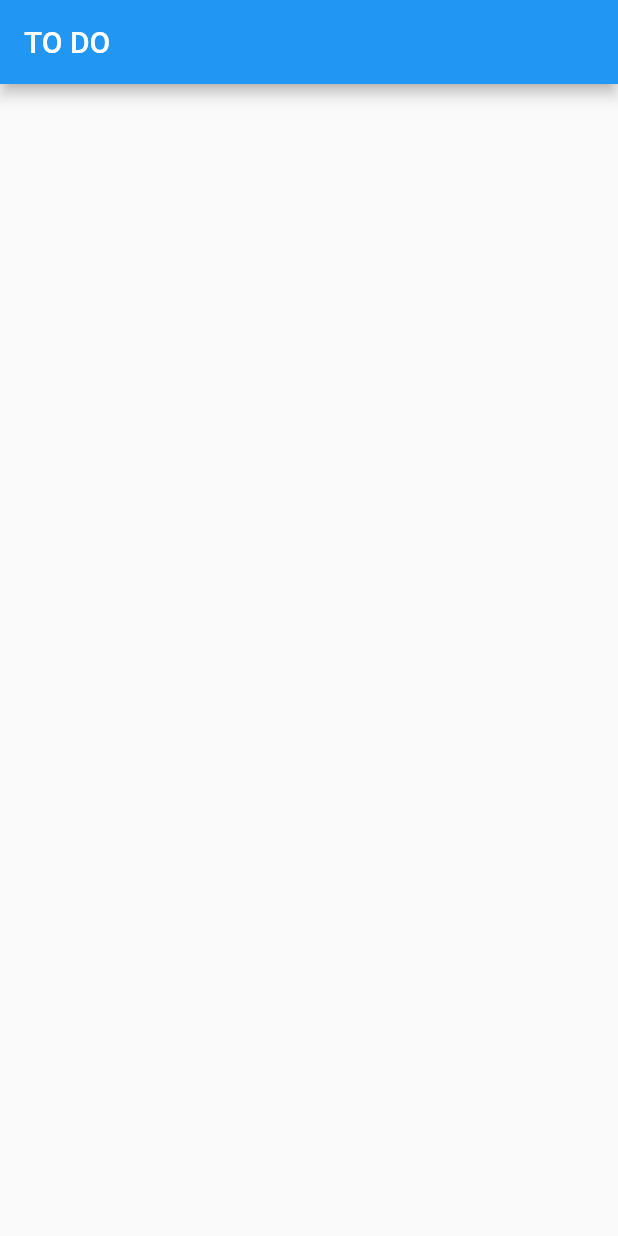
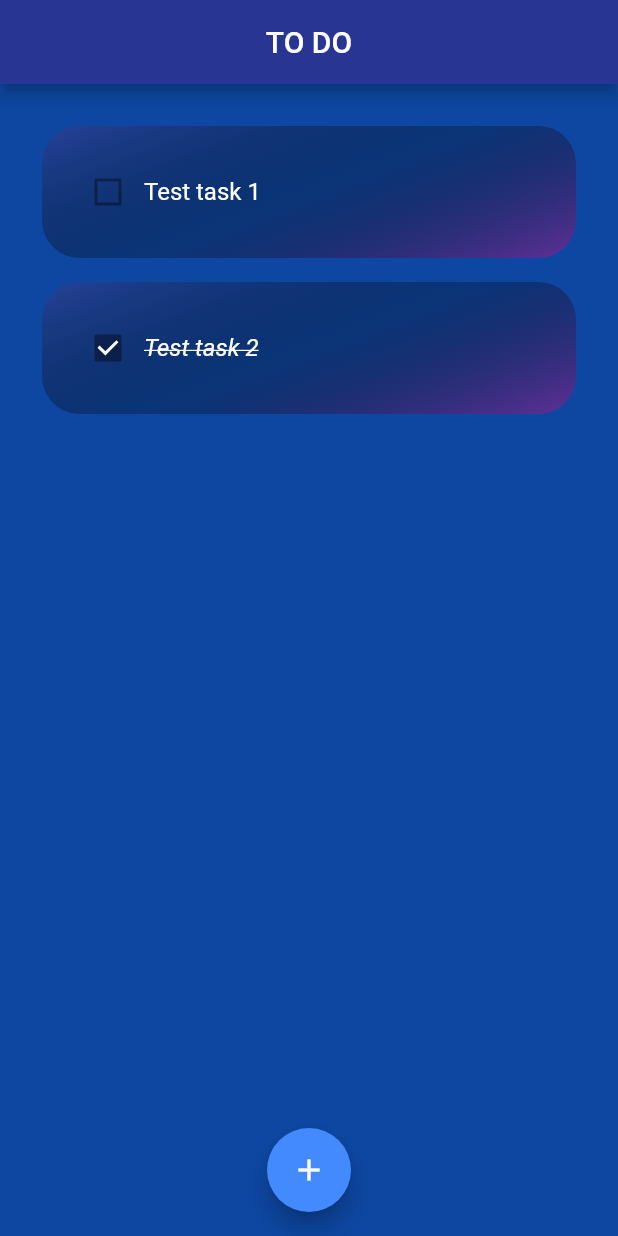
Before and after one commit to kycinski/todo-flutter, a Flutter app: the screen it shows after launch, on a phone screen of 412 x 824 dp. Run offline on Flutter 3.47's test engine with Material 2 defaults, Android fonts, the phone set to English and light mode, and no system bars; drawn by our look-alikes of flutter_slidable.

Commit message:
overall UI commit
Added list tile. Changed dependencies for Slidable widget. Overall design completed. Sample tasks included.

```diff
--- a/lib/home_page.dart
+++ b/lib/home_page.dart
@@ -1,4 +1,6 @@
 import 'package:flutter/material.dart';
+
+import 'package:todo_app/todo_tile.dart';
 
 class HomePage extends StatefulWidget {
   const HomePage({super.key});
@@ -11,9 +13,35 @@ class _HomePageState extends State<HomePage> {
   @override
   Widget build(BuildContext context) {
     return Scaffold(
+      backgroundColor: Colors.blue[900],
       appBar: AppBar(
         title: const Text("TO DO"),
+        centerTitle: true,
+        backgroundColor: Colors.indigo[800],
       ),
+      body: ListView(
+        padding: const EdgeInsets.all(20),
+        children: [
+          ToDoTile(
+            isTaskDone: false,
+            taskTitle: "Test task 1",
+            onChecked: null,
+            deleteTask: null,
+          ),
+          ToDoTile(
+            isTaskDone: true,
+            taskTitle: "Test task 2",
+            onChecked: null,
+            deleteTask: null,
+          ),
+        ],
+      ),
+      floatingActionButton: const FloatingActionButton(
+        backgroundColor: Colors.blueAccent,
+        onPressed: null,
+        child: Icon(Icons.add),
+      ),
+      floatingActionButtonLocation: FloatingActionButtonLocation.centerFloat,
     );
   }
 }
--- a/lib/main.dart
+++ b/lib/main.dart
@@ -15,7 +15,7 @@ class MyApp extends StatelessWidget {
     return MaterialApp(
       title: 'TO DO',
       theme: ThemeData(
-        primarySwatch: Colors.blue,
+        primarySwatch: Colors.indigo,
       ),
       home: const HomePage(),
     );
--- /dev/null
+++ b/lib/todo_tile.dart
@@ -0,0 +1,73 @@
+import 'package:flutter/material.dart';
+import 'package:flutter_slidable/flutter_slidable.dart';
+
+class ToDoTile extends StatelessWidget {
+  final String taskTitle;
+  final bool isTaskDone;
+
+  Function(bool?)? onChecked;
+  Function(BuildContext)? deleteTask;
+
+  ToDoTile({
+    super.key,
+    required this.taskTitle,
+    required this.isTaskDone,
+    required this.onChecked,
+    required this.deleteTask,
+  });
+
+  @override
+  Widget build(BuildContext context) {
+    return Padding(
+      padding: const EdgeInsets.all(8.0),
+      child: Slidable(
+        endActionPane: ActionPane(
+          motion: const StretchMotion(),
+          children: [
+            SlidableAction(
+              onPressed: deleteTask,
+              icon: Icons.delete_forever,
+              backgroundColor: Colors.red,
+              borderRadius: BorderRadius.circular(25),
+            ),
+          ],
+        ),
+        child: Container(
+          padding: const EdgeInsets.all(20),
+          decoration: BoxDecoration(
+            gradient: const LinearGradient(
+              transform: GradientRotation(1.2),
+              colors: [
+                Colors.indigoAccent,
+                Colors.black26,
+                Colors.purpleAccent,
+              ],
+            ),
+            borderRadius: BorderRadius.circular(25),
+          ),
+          child: Row(
+            children: [
+              Checkbox(
+                value: isTaskDone,
+                onChanged: onChecked,
+              ),
+              Flexible(
+                child: Text(
+                  taskTitle,
+                  style: TextStyle(
+                    color: Colors.white,
+                    fontSize: 16,
+                    fontStyle: isTaskDone ? FontStyle.italic : FontStyle.normal,
+                    decoration: isTaskDone
+                        ? TextDecoration.lineThrough
+                        : TextDecoration.none,
+                  ),
+                ),
+              ),
+            ],
+          ),
+        ),
+      ),
+    );
+  }
+}
--- a/pubspec.yaml
+++ b/pubspec.yaml
@@ -36,6 +36,7 @@ dependencies:
   # The following adds the Cupertino Icons font to your application.
   # Use with the CupertinoIcons class for iOS style icons.
   cupertino_icons: ^1.0.2
+  flutter_slidable: ^2.0.0
 
 dev_dependencies:
   flutter_test:
```
Also changed, not shown: pubspec.lock.
